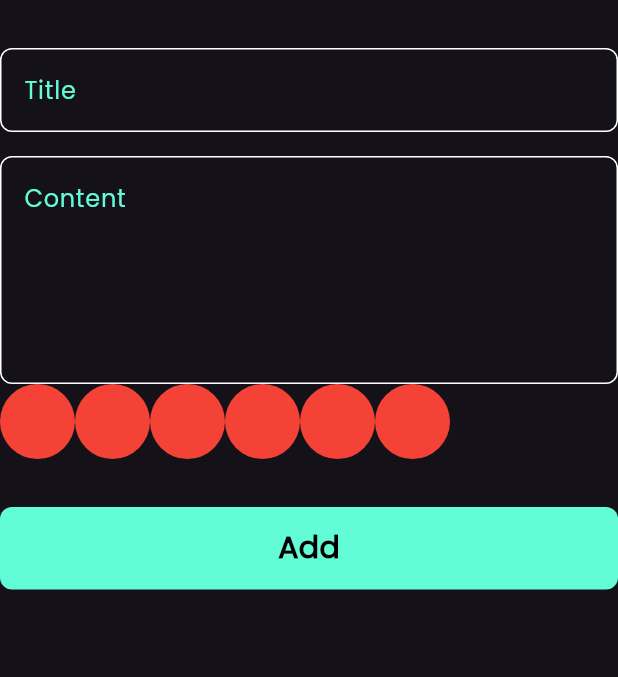
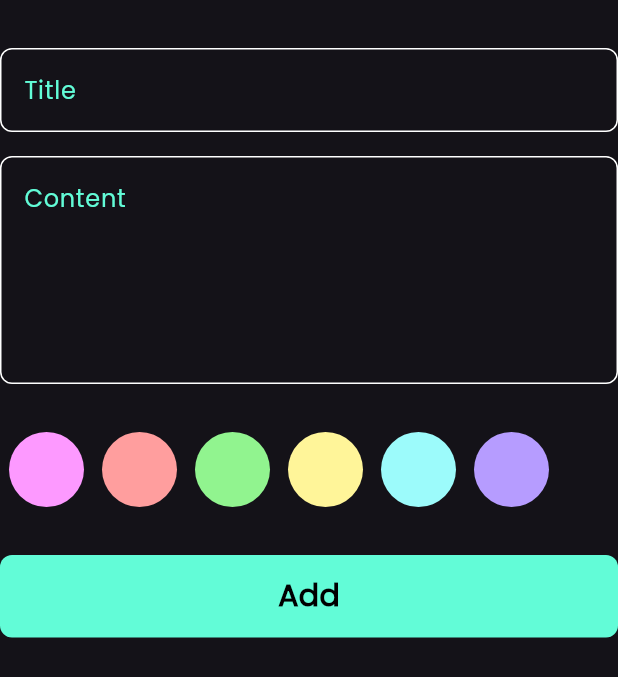
Before and after one commit to MahmoudAladwy33/NotesApp, a Flutter app: the AddNoteForm widget shown alone on an empty page, opened directly, on a phone screen of 412 x 824 dp. Shown: the top 677 px of the screen. Run offline on Flutter 3.47's test engine with Material 3 defaults, Android fonts, the phone set to English and light mode, and no system bars; our stand-ins replace bloc, flutter_bloc, font_awesome_flutter, hive, hive_flutter; accounts and stored records are empty.

Commit message:
create colors list view part 2

```diff
--- a/lib/Widgets/add_note_form.dart
+++ b/lib/Widgets/add_note_form.dart
@@ -48,6 +48,9 @@ class _AddNoteFormState extends State<AddNoteForm> {
             hint: 'Content',
             maxLines: 5,
           ),
+          const SizedBox(
+            height: 32,
+          ),
           const ColorsListView(),
           const SizedBox(
             height: 32,
--- a/lib/Widgets/color_item.dart
+++ b/lib/Widgets/color_item.dart
@@ -1,13 +1,23 @@
 import 'package:flutter/material.dart';
 
 class ColorItem extends StatelessWidget {
-  const ColorItem({super.key});
-
+  const ColorItem({super.key, required this.isActive, required this.color});
+  final bool isActive;
+  final Color color;
   @override
   Widget build(BuildContext context) {
-    return const CircleAvatar(
-      backgroundColor: Colors.red,
-      radius: 25,
-    );
+    return isActive
+        ?  CircleAvatar(
+            backgroundColor: Colors.white,
+            radius: 25,
+            child: CircleAvatar(
+              backgroundColor: color,
+              radius: 22,
+            ),
+          )
+        :  CircleAvatar(
+            backgroundColor: color,
+            radius: 25,
+          );
   }
 }
--- a/lib/Widgets/colors_list_view.dart
+++ b/lib/Widgets/colors_list_view.dart
@@ -1,18 +1,45 @@
 import 'package:flutter/material.dart';
 import 'package:notes_app/Widgets/color_item.dart';
 
-class ColorsListView extends StatelessWidget {
+class ColorsListView extends StatefulWidget {
   const ColorsListView({super.key});
 
+  @override
+  State<ColorsListView> createState() => _ColorsListViewState();
+}
+
+class _ColorsListViewState extends State<ColorsListView> {
+  int? currentIndex;
+
+  List<Color> colors = const [
+    Color(0xfffd99ff),
+    Color(0xffff9e9e),
+    Color(0xff91f48f),
+    Color(0xfffff599),
+    Color(0xff9cfbfb),
+    Color(0xffb69cff),
+  ];
   @override
   Widget build(BuildContext context) {
     return SizedBox(
       height: 25 * 2,
       child: ListView.builder(
-        itemCount: 6,
+        itemCount: colors.length,
         scrollDirection: Axis.horizontal,
         itemBuilder: (context, index) {
-          return const ColorItem();
+          return Padding(
+            padding: const EdgeInsets.symmetric(horizontal: 6),
+            child: GestureDetector(
+              onTap: () {
+                currentIndex = index;
+                setState(() {});
+              },
+              child: ColorItem(
+                color: colors[index % colors.length],
+                isActive: currentIndex == index,
+              ),
+            ),
+          );
         },
       ),
     );
```
